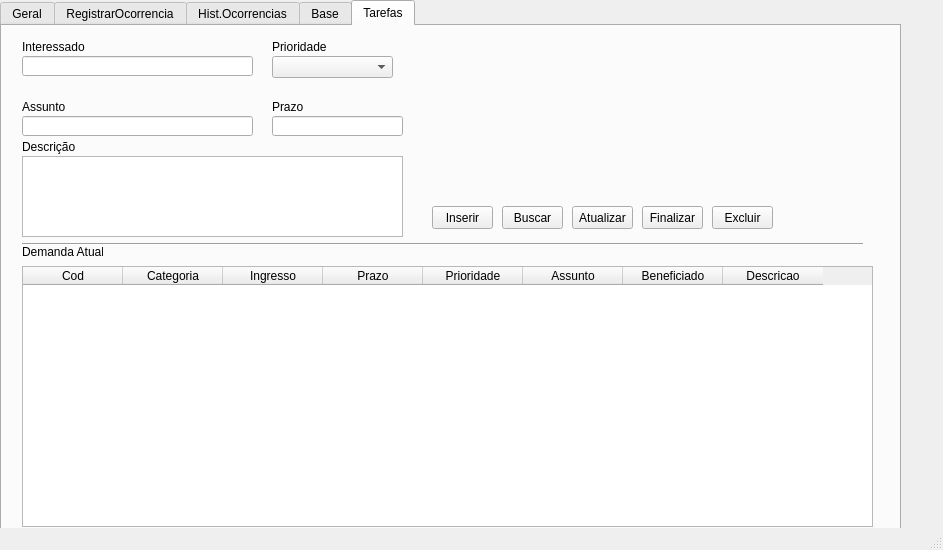
Above: Base.ui from HenriqueCSSilva/ControleTI before the change. Below: the same form after it.
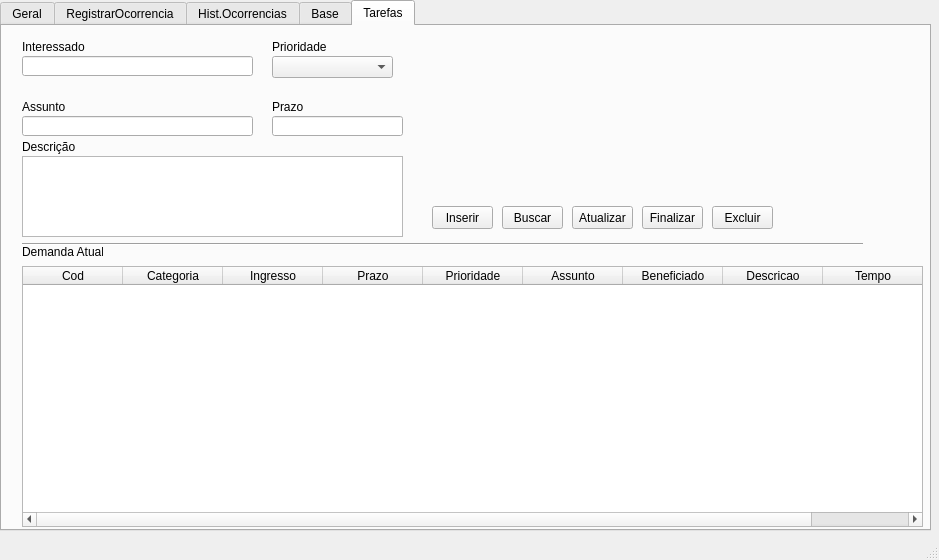
That is the form after the change. The open tabs and pages were chosen to show the change.

Patch:
```diff
--- a/Base.ui
+++ b/Base.ui
@@ -6,8 +6,8 @@
    <rect>
     <x>0</x>
     <y>0</y>
-    <width>943</width>
-    <height>550</height>
+    <width>939</width>
+    <height>560</height>
    </rect>
   </property>
   <property name="windowTitle">
@@ -19,7 +19,7 @@
      <rect>
       <x>0</x>
       <y>0</y>
-      <width>901</width>
+      <width>931</width>
       <height>531</height>
      </rect>
     </property>
@@ -1825,7 +1825,7 @@
        <rect>
         <x>20</x>
         <y>240</y>
-        <width>851</width>
+        <width>901</width>
         <height>261</height>
        </rect>
       </property>
@@ -1869,6 +1869,11 @@
         <string>Descricao</string>
        </property>
       </column>
+      <column>
+       <property name="text">
+        <string>Tempo</string>
+       </property>
+      </column>
      </widget>
      <widget class="QLineEdit" name="txtPrazo">
       <property name="geometry">
```
Left out of the diff: 7 changed lines with no effect on the pictures.
